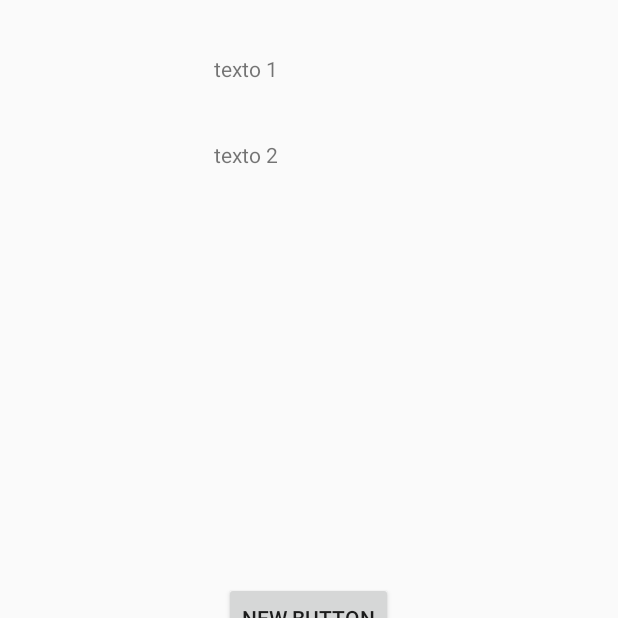
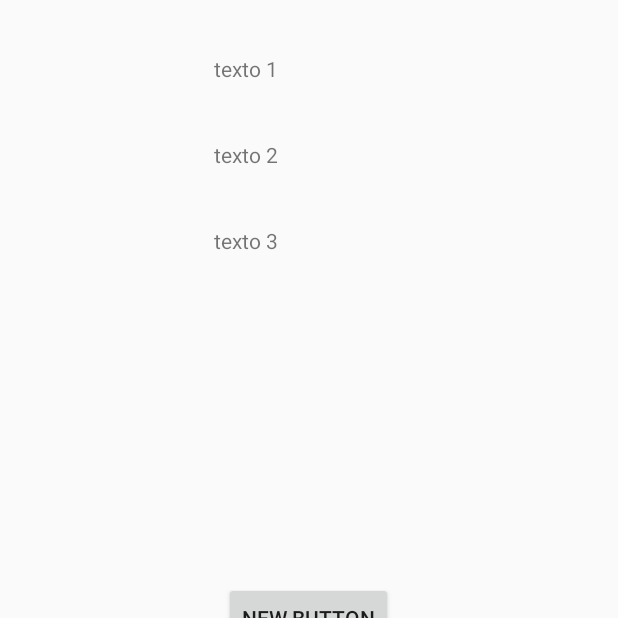
Before and after one commit to EjemplosAndroid/PruebaGitHub, an Android app: the screen it shows after launch (MainActivity), on a phone screen of 412 x 824 dp, the top half of it. Run offline under Robolectric (Android 15) with nearby library versions, the phone set to English and light mode, and no system bars.

Commit message:
add texto 3

```diff
--- a/app/src/main/res/layout/activity_main.xml
+++ b/app/src/main/res/layout/activity_main.xml
@@ -53,4 +53,14 @@
         android:layout_alignStart="@+id/textView"
         android:layout_marginTop="38dp" />
 
+    <TextView
+        android:layout_width="wrap_content"
+        android:layout_height="wrap_content"
+        android:text="texto 3"
+        android:id="@+id/textView3"
+        android:layout_below="@+id/textView2"
+        android:layout_alignLeft="@+id/textView2"
+        android:layout_alignStart="@+id/textView2"
+        android:layout_marginTop="38dp" />
+
 </RelativeLayout>
```
